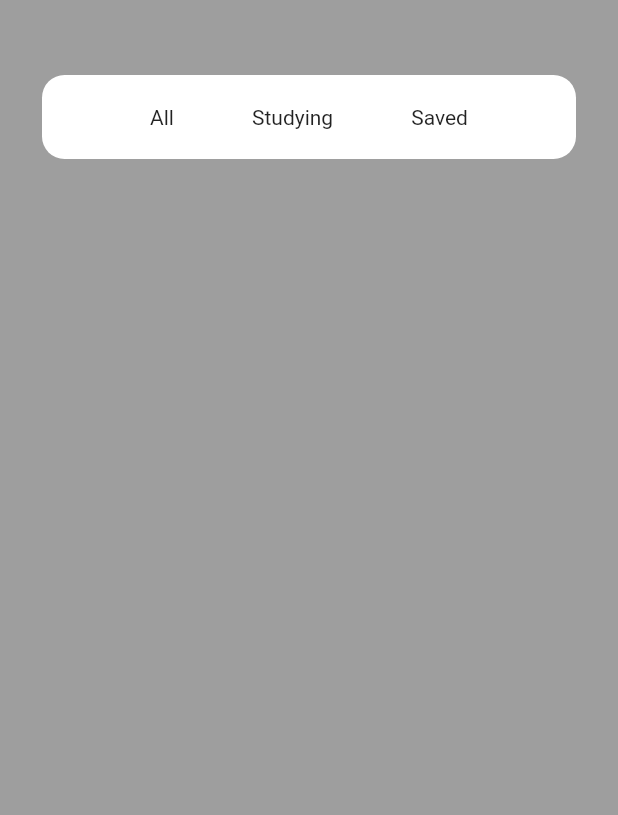
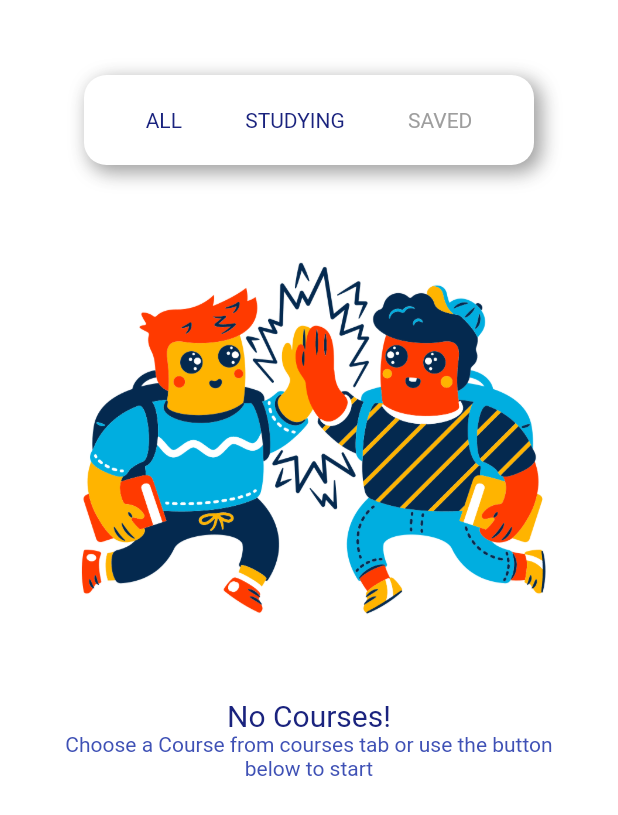
Before and after one commit to kutigbolahan/Flutter-Ui-Courses, a Flutter app: the screen it shows after launch, on a phone screen of 412 x 824 dp. Shown: the top 815 px of the screen. Run offline on Flutter 3.47's test engine with Material 2 defaults, Android fonts, the light colour scheme and no system bars.

Commit message:
Changes to be committed:

```diff
--- a/lib/homepage.dart
+++ b/lib/homepage.dart
@@ -4,16 +4,16 @@ class MyHomePage extends StatelessWidget {
   @override
   Widget build(BuildContext context) {
     return Scaffold(
-      backgroundColor: Colors.grey,
+      backgroundColor: Colors.white70,
       body: Padding(
-        padding: const EdgeInsets.only(top:50.0,right: 28, left: 28),
+        padding: const EdgeInsets.only(top: 50.0, right: 28, left: 28),
         child: Column(
-          //mainAxisAlignment: MainAxisAlignment.start,
-          //crossAxisAlignment: CrossAxisAlignment.start,
           children: <Widget>[
             Container(
+              width: 300,
+              height: 60,
               padding: EdgeInsets.all(20),
-        decoration:BoxDecoration(
+              decoration: BoxDecoration(
                   color: Colors.white,
                   borderRadius: BorderRadius.circular(15),
                   boxShadow: [
@@ -21,19 +21,31 @@ class MyHomePage extends StatelessWidget {
                         color: Colors.grey,
                         blurRadius: 10.0,
                         offset: Offset(4.0, 4.0),
-              spreadRadius: 1.0
-            )
-          ]
-        ) ,
+                        spreadRadius: 1.0)
+                  ]),
               child: Row(
                 mainAxisAlignment: MainAxisAlignment.spaceEvenly,
                 children: <Widget>[
-  Text('All'),
-  Text('Studying'),
-  Text('Saved'),
+                  Text('ALL', style: TextStyle(color: Colors.indigo[900]),),
+                  Divider(color: Colors.red,),
+                  Text('STUDYING',style: TextStyle(color: Colors.indigo[900]),),
+                   Divider(color: Colors.red,),
+                  Text('SAVED',style: TextStyle(color: Colors.grey),),
                 ],
               ),
-    )
+            ),
+            Image.asset('assets/images/1.png'),
+            Text('No Courses!', style: TextStyle(
+              color: Colors.indigo[900],
+              fontSize: 20,
+              ),),
+            Text('Choose a Course from courses tab or use the button below to start ',
+             style: TextStyle(
+              color: Colors.indigo[500],
+              fontWeight: FontWeight.normal
+              ),
+            textAlign: TextAlign.center,
+            ),
           ],
         ),
       ),
--- a/pubspec.yaml
+++ b/pubspec.yaml
@@ -45,8 +45,8 @@ flutter:
   uses-material-design: true
 
   # To add assets to your application, add an assets section, like this:
-  # assets:
-  #   - images/a_dot_burr.jpeg
+  assets:
+    - assets/images/
   #   - images/a_dot_ham.jpeg
 
   # An image asset can refer to one or more resolution-specific "variants", see
```
Lines whose indentation alone changed are shown as unchanged.
